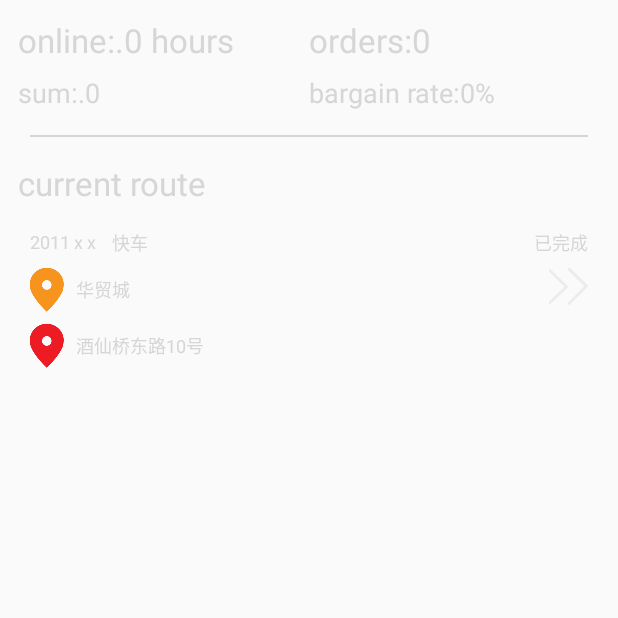
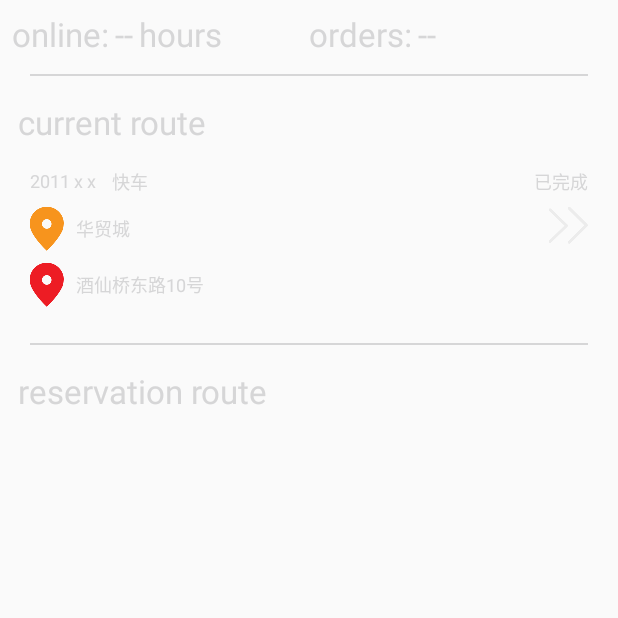
Before and after one commit to little-sparkle/raptor_client_android_driver, an Android app: the fragment CurrentFragment shown on its own in the app's theme, on a phone screen of 412 x 824 dp, the top half of it. Run offline under Robolectric (Android 15) with nearby library versions, the phone set to English and light mode, and no system bars; our stand-ins replace ButterKnife; 4 statements that could not run were skipped.

Commit message:
change current fragment

```diff
--- a/app/src/main/java/com/littlesparkle/growler/raptor/driver/fragment/CurrentFragment.java
+++ b/app/src/main/java/com/littlesparkle/growler/raptor/driver/fragment/CurrentFragment.java
@@ -18,8 +18,6 @@ import com.littlesparkle.growler.library.user.driver.DriverInfoResponse;
 import com.littlesparkle.growler.library.user.driver.DriverRequest;
 import com.littlesparkle.growler.raptor.driver.R;
 
-import java.text.DecimalFormat;
-
 import butterknife.BindView;
 import butterknife.ButterKnife;
 
@@ -29,12 +27,6 @@ public class CurrentFragment extends Fragment {
 
     @BindView(R.id.order_count)
     TextView mOrderCount;
-
-    @BindView(R.id.sum)
-    TextView mSum;
-
-    @BindView(R.id.bargain_rate)
-    TextView mBargainRate;
 
     private User mUser;
 
@@ -81,21 +73,11 @@ public class CurrentFragment extends Fragment {
     }
 
     private void initData() {
-        mOnlineHours.setText(String.format(getString(R.string.online_hours), new DecimalFormat(".0").format(0)));
-        mOrderCount.setText(String.format(getString(R.string.order_count), 0));
-        mSum.setText(String.format(getString(R.string.sum), new DecimalFormat(".0").format(0)));
-        mBargainRate.setText(String.format(getString(R.string.bargain_rate), 0));
     }
 
     private void updateView() {
         if (mDriver != null) {
-            mOrderCount.setText(String.format(getString(R.string.order_count), mDriver.order_count));
-            if (mDriver.order_count != 0) {
-                mBargainRate.setText(String.format(getString(R.string.bargain_rate),
-                        (mDriver.order_success_count * 100) / mDriver.order_count));
-            } else {
-                mBargainRate.setText(String.format(getString(R.string.bargain_rate), 0));
-            }
+            mOrderCount.setText(mDriver.order_count);
         }
     }
 }
--- a/app/src/main/res/layout/fragment_current.xml
+++ b/app/src/main/res/layout/fragment_current.xml
@@ -6,70 +6,75 @@
         android:layout_width="match_parent"
         android:layout_height="match_parent">
 
-        <RelativeLayout
+        <LinearLayout
             android:id="@+id/base_info"
             android:layout_width="match_parent"
             android:layout_height="wrap_content"
             android:layout_margin="@dimen/margin_normal"
+            android:orientation="horizontal"
             android:padding="@dimen/padding_normal">
 
             <LinearLayout
-                android:id="@+id/first_row"
-                android:layout_width="match_parent"
+                android:layout_width="0dp"
                 android:layout_height="wrap_content"
-                android:layout_margin="@dimen/margin_normal"
+                android:layout_weight="1"
                 android:orientation="horizontal">
 
                 <TextView
-                    android:id="@+id/online_hours"
-                    android:layout_width="0dp"
+                    android:layout_width="wrap_content"
                     android:layout_height="wrap_content"
-                    android:layout_weight="1"
                     android:gravity="center_vertical"
                     android:text="@string/online_hours"
                     android:textColor="@color/text_primary"
                     android:textSize="@dimen/text_primary" />
 
                 <TextView
-                    android:id="@+id/order_count"
-                    android:layout_width="0dp"
+                    android:id="@+id/online_hours"
+                    android:layout_width="wrap_content"
                     android:layout_height="wrap_content"
-                    android:layout_weight="1"
                     android:gravity="center_vertical"
-                    android:text="@string/order_count"
+                    android:paddingLeft="@dimen/padding_normal"
+                    android:paddingRight="@dimen/padding_normal"
+                    android:text="--"
+                    android:textColor="@color/text_primary"
+                    android:textSize="@dimen/text_primary" />
+
+                <TextView
+                    android:layout_width="wrap_content"
+                    android:layout_height="wrap_content"
+                    android:gravity="center_vertical"
+                    android:text="@string/hours"
                     android:textColor="@color/text_primary"
                     android:textSize="@dimen/text_primary" />
             </LinearLayout>
 
             <LinearLayout
-                android:id="@+id/second_row"
-                android:layout_width="match_parent"
+                android:layout_width="0dp"
                 android:layout_height="wrap_content"
-                android:layout_below="@id/first_row"
-                android:layout_margin="@dimen/margin_normal"
+                android:layout_weight="1"
                 android:orientation="horizontal">
 
                 <TextView
-                    android:id="@+id/sum"
-                    android:layout_width="0dp"
+                    android:layout_width="wrap_content"
                     android:layout_height="wrap_content"
-                    android:layout_weight="1"
                     android:gravity="center_vertical"
-                    android:text="@string/sum"
-                    android:textColor="@color/text_secondary"
-                    android:textSize="@dimen/text_secondary" />
+                    android:text="@string/order_count"
+                    android:textColor="@color/text_primary"
+                    android:textSize="@dimen/text_primary" />
 
                 <TextView
-                    android:id="@+id/bargain_rate"
-                    android:layout_width="0dp"
+                    android:id="@+id/order_count"
+                    android:layout_width="wrap_content"
                     android:layout_height="wrap_content"
-                    android:layout_weight="1"
                     android:gravity="center_vertical"
-                    android:text="@string/bargain_rate"
-                    android:textColor="@color/text_secondary"
-                    android:textSize="@dimen/text_secondary" />
+                    android:paddingLeft="@dimen/padding_normal"
+                    android:paddingRight="@dimen/padding_normal"
+                    android:text="--"
+                    android:textColor="@color/text_primary"
+                    android:textSize="@dimen/text_primary" />
+
             </LinearLayout>
-        </RelativeLayout>
+        </LinearLayout>
 
         <include
             android:id="@+id/divider1"
@@ -106,5 +111,33 @@
                 android:layout_margin="@dimen/margin_normal" />
         </RelativeLayout>
 
+        <include
+            android:id="@+id/divider2"
+            layout="@layout/divider"
+            android:layout_width="match_parent"
+            android:layout_height="wrap_content"
+            android:layout_below="@id/current_route_info"
+            android:layout_margin="@dimen/margin_normal" />
+
+        <RelativeLayout
+            android:id="@+id/reservation_route_info"
+            android:layout_width="match_parent"
+            android:layout_height="wrap_content"
+            android:layout_below="@id/divider2"
+            android:layout_margin="@dimen/margin_normal"
+            android:padding="@dimen/padding_normal">
+
+            <TextView
+                android:id="@+id/reservation_route_title"
+                android:layout_width="match_parent"
+                android:layout_height="wrap_content"
+                android:layout_margin="@dimen/margin_normal"
+                android:gravity="center_vertical"
+                android:text="@string/reservation_route"
+                android:textColor="@color/text_primary"
+                android:textSize="@dimen/text_primary" />
+
+        </RelativeLayout>
+
     </RelativeLayout>
 </ScrollView>
--- a/app/src/main/res/values/strings.xml
+++ b/app/src/main/res/values/strings.xml
@@ -11,11 +11,13 @@
     <string name="ok">Ok</string>
     <string name="cancel">Cancel</string>
 
-    <string name="online_hours">online:%1$s hours</string>
-    <string name="order_count">orders:%1$d</string>
+    <string name="online_hours">online:</string>
+    <string name="hours">hours</string>
+    <string name="order_count">orders:</string>
     <string name="sum">sum:%1$s</string>
     <string name="bargain_rate">bargain rate:%1$d%%</string>
 
+    <string name="reservation_route">reservation route</string>
     <string name="current_route">current route</string>
     <string name="current_route_listening">listening</string>
     <string name="current_route_ongoing">ongoing</string>
```
Also changed, not shown: app/src/main/java/com/littlesparkle/growler/raptor/driver/activity/web/WalletActivity.java (+12 -1 lines), app/src/main/java/com/littlesparkle/growler/raptor/driver/fragment/MeFragment.java (+10 -2 lines), 3 other files.
